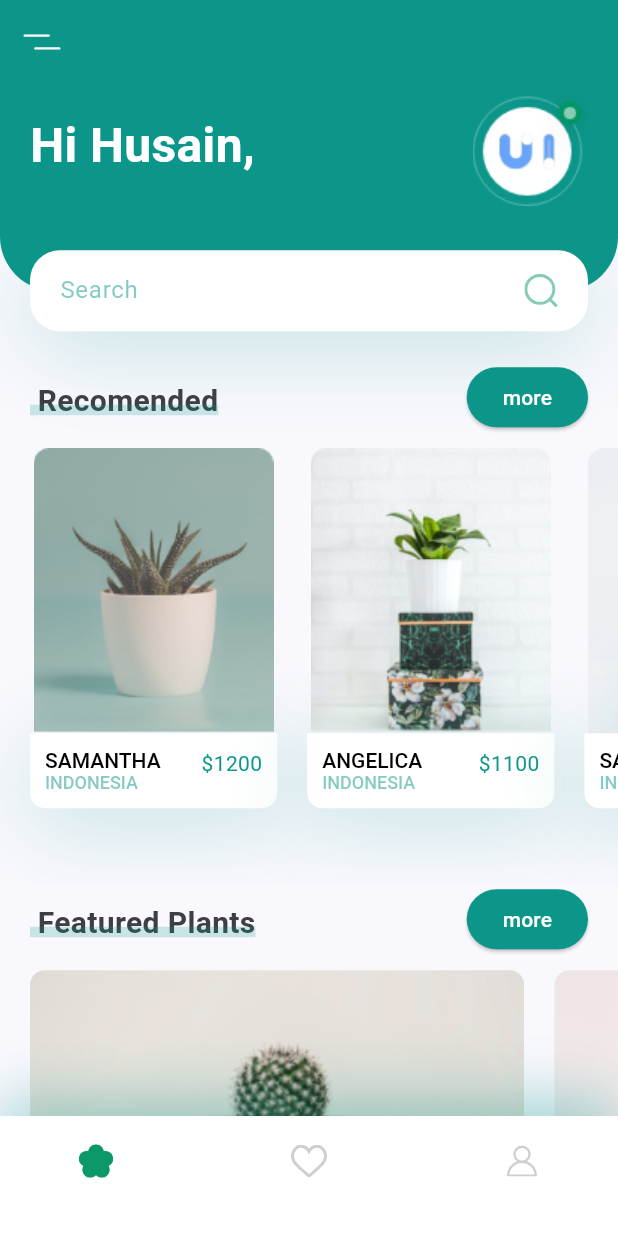
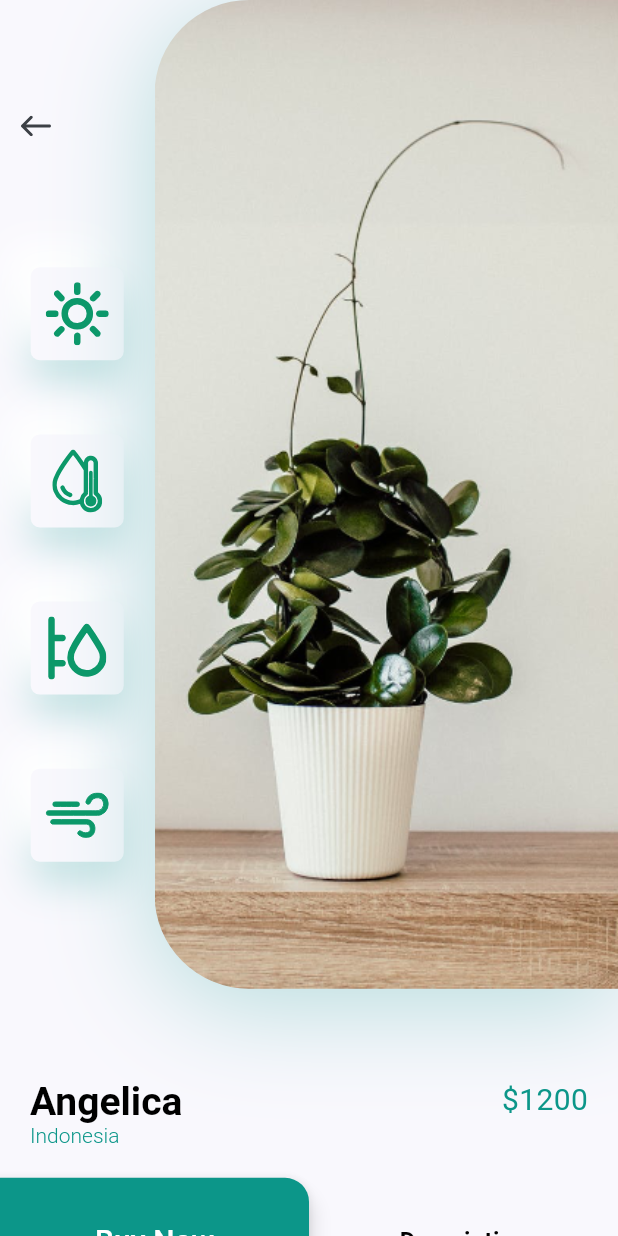
Before and after one commit to sainrahmanii/plants-ui, a Flutter app: the screen it shows after launch, after a tap on an icon or button, on a phone screen of 412 x 824 dp. Run offline on Flutter 3.47's test engine with Material 3 defaults, Android fonts, the phone set to English and light mode, and no system bars; our stand-ins replace flutter_svg.

Commit message:
feat: detail screen

```diff
--- a/lib/screens/detail/components/body.dart
+++ b/lib/screens/detail/components/body.dart
@@ -0,0 +1,65 @@
+import 'package:flutter/material.dart';
+import 'package:plant_ui/constants.dart';
+import 'package:plant_ui/screens/detail/components/image_and_icon.dart';
+import 'package:plant_ui/screens/detail/components/title_and_price.dart';
+
+class Body extends StatelessWidget {
+  const Body({super.key});
+
+  @override
+  Widget build(BuildContext context) {
+    Size size = MediaQuery.of(context).size;
+    return SingleChildScrollView(
+      child: Column(
+        children: [
+          ImageAndIcons(size: size),
+          const TitleWithPrice(
+            title: "Angelica",
+            country: "Indonesia",
+            price: 1200,
+          ),
+          const SizedBox(height: kDefaultPadding),
+          Row(
+            children: [
+              SizedBox(
+                width: size.width / 2,
+                height: 84,
+                child: FloatingActionButton(
+                  backgroundColor: kPrimaryColor,
+                  shape: const RoundedRectangleBorder(
+                    borderRadius: BorderRadius.only(
+                      topRight: Radius.circular(16),
+                    ),
+                  ),
+                  onPressed: () {},
+                  child: const Text(
+                    "Buy Now",
+                    style: TextStyle(
+                      color: Colors.white,
+                      fontSize: 20,
+                    ),
+                  ),
+                ),
+              ),
+              Expanded(
+                child: GestureDetector(
+                  onTap: () {},
+                  child: const Center(
+                    child: Text(
+                      "Description",
+                      style: TextStyle(
+                        color: Colors.black,
+                        fontWeight: FontWeight.bold,
+                        fontSize: 16,
+                      ),
+                    ),
+                  ),
+                ),
+              )
+            ],
+          )
+        ],
+      ),
+    );
+  }
+}
--- /dev/null
+++ b/lib/screens/detail/components/icon_card.dart
@@ -0,0 +1,40 @@
+import 'package:flutter/material.dart';
+import 'package:flutter_svg/svg.dart';
+import 'package:plant_ui/constants.dart';
+
+class IconCard extends StatelessWidget {
+  const IconCard({
+    super.key,
+    required this.icon,
+  });
+
+  final String icon;
+
+  @override
+  Widget build(BuildContext context) {
+    Size size = MediaQuery.of(context).size;
+    return Container(
+      padding: EdgeInsets.all(kDefaultPadding / 2),
+      margin: EdgeInsets.symmetric(vertical: size.height * 0.03),
+      width: 62,
+      height: 62,
+      decoration: BoxDecoration(
+        color: kBackgroundColor,
+        borderRadius: BorderRadius.circular(6),
+        boxShadow: [
+          BoxShadow(
+            offset: const Offset(0, 15),
+            blurRadius: 22,
+            color: kPrimaryColor.withOpacity(0.22),
+          ),
+          const BoxShadow(
+            offset: Offset(-15, -15),
+            blurRadius: 20,
+            color: Colors.white,
+          )
+        ],
+      ),
+      child: SvgPicture.asset(icon),
+    );
+  }
+}
--- /dev/null
+++ b/lib/screens/detail/components/image_and_icon.dart
@@ -0,0 +1,76 @@
+import 'package:flutter/material.dart';
+import 'package:flutter_svg/svg.dart';
+import 'package:plant_ui/constants.dart';
+import 'package:plant_ui/screens/detail/components/icon_card.dart';
+
+class ImageAndIcons extends StatelessWidget {
+  const ImageAndIcons({
+    super.key,
+    required this.size,
+  });
+
+  final Size size;
+
+  @override
+  Widget build(BuildContext context) {
+    Size size = MediaQuery.of(context).size;
+    return Padding(
+      padding: const EdgeInsets.only(bottom: kDefaultPadding * 3),
+      child: SizedBox(
+        height: size.height * 0.8,
+        child: Row(
+          children: [
+            Expanded(
+              child: Padding(
+                padding:
+                    const EdgeInsets.symmetric(vertical: kDefaultPadding * 3),
+                child: Column(
+                  children: [
+                    Align(
+                      alignment: Alignment.topLeft,
+                      child: IconButton(
+                        onPressed: () {
+                          Navigator.pop(context);
+                        },
+                        icon: SvgPicture.asset("assets/icons/back_arrow.svg"),
+                      ),
+                    ),
+                    const Spacer(),
+                    const IconCard(icon: "assets/icons/sun.svg"),
+                    const IconCard(icon: "assets/icons/icon_2.svg"),
+                    const IconCard(icon: "assets/icons/icon_3.svg"),
+                    const IconCard(icon: "assets/icons/icon_4.svg"),
+                  ],
+                ),
+              ),
+            ),
+            Container(
+              height: size.height * 0.8,
+              width: size.width * 0.75,
+              decoration: BoxDecoration(
+                borderRadius: const BorderRadius.only(
+                  topLeft: Radius.circular(63),
+                  bottomLeft: Radius.circular(63),
+                ),
+                boxShadow: [
+                  BoxShadow(
+                    offset: const Offset(0, 10),
+                    blurRadius: 60,
+                    color: kPrimaryColor.withOpacity(0.29),
+                  )
+                ],
+                image: const DecorationImage(
+                  image: AssetImage(
+                    "assets/images/img.png",
+                  ),
+                  alignment: Alignment.centerLeft,
+                  fit: BoxFit.cover,
+                ),
+              ),
+            ),
+          ],
+        ),
+      ),
+    );
+  }
+}
--- /dev/null
+++ b/lib/screens/detail/components/title_and_price.dart
@@ -0,0 +1,55 @@
+import 'package:flutter/material.dart';
+import 'package:plant_ui/constants.dart';
+
+class TitleWithPrice extends StatelessWidget {
+  const TitleWithPrice({
+    super.key,
+    required this.title,
+    required this.country,
+    required this.price,
+  });
+
+  final String title, country;
+  final int price;
+
+  @override
+  Widget build(BuildContext context) {
+    return Padding(
+      padding: const EdgeInsets.symmetric(horizontal: kDefaultPadding),
+      child: Row(
+        crossAxisAlignment: CrossAxisAlignment.start,
+        children: [
+          RichText(
+            text: TextSpan(
+              children: [
+                TextSpan(
+                  text: "$title\n",
+                  style: const TextStyle(
+                    color: Colors.black,
+                    fontWeight: FontWeight.bold,
+                    fontSize: 26,
+                  ),
+                ),
+                TextSpan(
+                  text: country,
+                  style: const TextStyle(
+                    color: kPrimaryColor,
+                    fontWeight: FontWeight.w300,
+                  ),
+                )
+              ],
+            ),
+          ),
+          const Spacer(),
+          Text(
+            "\$$price",
+            style: const TextStyle(
+              color: kPrimaryColor,
+              fontSize: 20,
+            ),
+          )
+        ],
+      ),
+    );
+  }
+}
--- a/lib/screens/detail/details_screen.dart
+++ b/lib/screens/detail/details_screen.dart
@@ -0,0 +1,13 @@
+import 'package:flutter/material.dart';
+import 'package:plant_ui/screens/detail/components/body.dart';
+
+class DetailsScreen extends StatelessWidget {
+  const DetailsScreen({super.key});
+
+  @override
+  Widget build(BuildContext context) {
+    return const Scaffold(
+      body: Body(),
+    );
+  }
+}
--- a/lib/screens/home/components/recomend_plants.dart
+++ b/lib/screens/home/components/recomend_plants.dart
@@ -1,5 +1,6 @@
 import 'package:flutter/material.dart';
 import 'package:plant_ui/constants.dart';
+import 'package:plant_ui/screens/detail/details_screen.dart';
 
 class RecomendPlants extends StatelessWidget {
   const RecomendPlants({
@@ -17,35 +18,70 @@ class RecomendPlants extends StatelessWidget {
             title: "samantha",
             country: "indonesia",
             price: 1200,
-            press: () {},
+            press: () {
+              Navigator.push(
+                context,
+                MaterialPageRoute(
+                  builder: (context) => const DetailsScreen(),
+                ),
+              );
+            },
           ),
           RecomenPlantCard(
             image: "assets/images/image_2.png",
             title: "angelica",
             country: "indonesia",
             price: 1100,
-            press: () {},
+            press: () {
+              Navigator.push(
+                context,
+                MaterialPageRoute(
+                  builder: (context) => const DetailsScreen(),
+                ),
+              );
+            },
           ),
           RecomenPlantCard(
             image: "assets/images/image_3.png",
             title: "samantha",
             country: "indonesia",
             price: 1200,
-            press: () {},
+            press: () {
+              Navigator.push(
+                context,
+                MaterialPageRoute(
+                  builder: (context) => const DetailsScreen(),
+                ),
+              );
+            },
           ),
           RecomenPlantCard(
             image: "assets/images/image_1.png",
             title: "samantha",
             country: "indonesia",
             price: 1200,
-            press: () {},
+            press: () {
+              Navigator.push(
+                context,
+                MaterialPageRoute(
+                  builder: (context) => const DetailsScreen(),
+                ),
+              );
+            },
           ),
           RecomenPlantCard(
             image: "assets/images/image_2.png",
             title: "samantha",
             country: "indonesia",
             price: 1200,
-            press: () {},
+            press: () {
+              Navigator.push(
+                context,
+                MaterialPageRoute(
+                  builder: (context) => const DetailsScreen(),
+                ),
+              );
+            },
           ),
         ],
       ),
@@ -71,7 +107,7 @@ class RecomenPlantCard extends StatelessWidget {
   Widget build(BuildContext context) {
     Size size = MediaQuery.of(context).size;
     return GestureDetector(
-      onTap: () => press,
+      onTap: () => press(),
       child: Container(
         margin: const EdgeInsets.only(
             left: kDefaultPadding,
```
